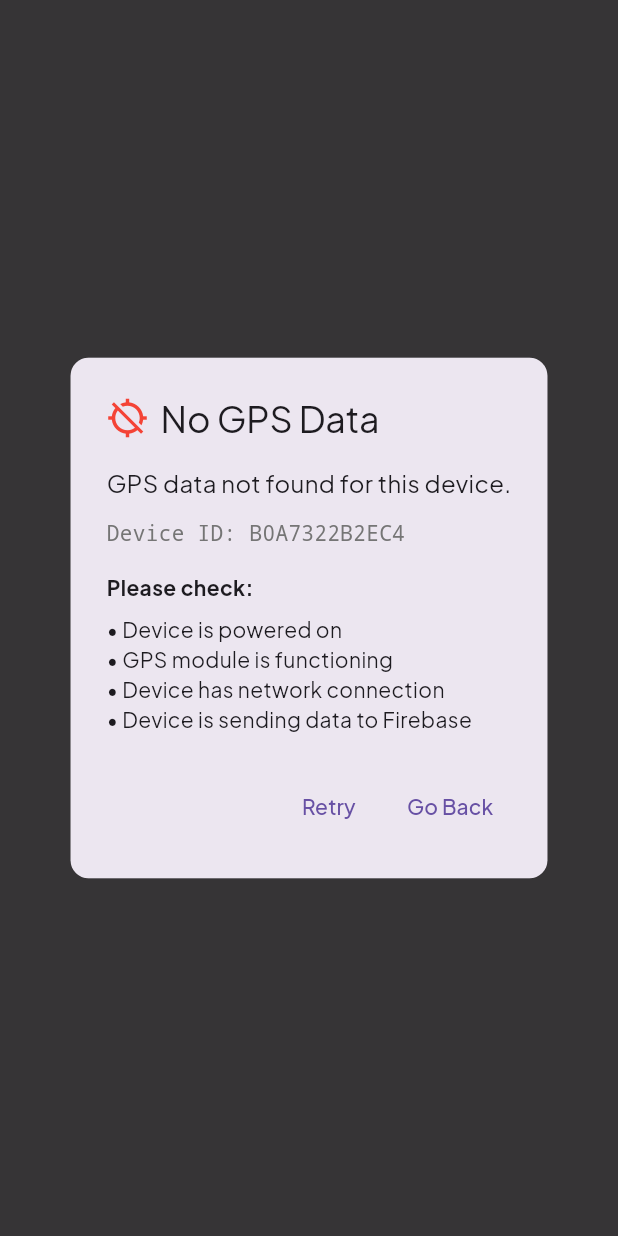
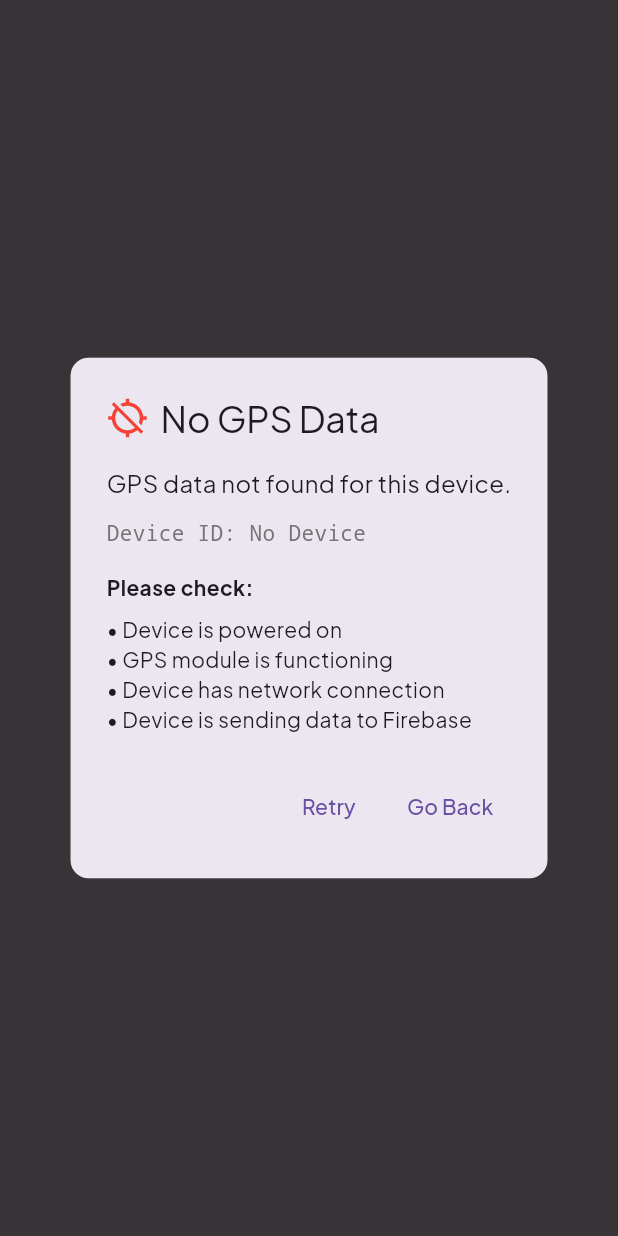
Before and after one commit to muhammadirfanabil/VelTr, a Flutter app: the screen it shows once a user with an empty profile is signed in, on a phone screen of 412 x 824 dp. Run offline on Flutter 3.47's test engine with Material 3 defaults, Android fonts, the phone set to English and light mode, and no system bars; our stand-ins replace cloud_firestore, firebase_auth, firebase_core, firebase_database, firebase_messaging, flutter_map and 6 more; accounts and stored records are empty.

Commit message:
changes some UI

```diff
--- a/lib/main.dart
+++ b/lib/main.dart
@@ -69,7 +69,7 @@ class MyApp extends StatelessWidget {
           final args =
               ModalRoute.of(context)?.settings.arguments
                   as Map<String, dynamic>?;
-          final deviceId = args?['deviceId'] as String? ?? 'B0A7322B2EC4';
+          final deviceId = args?['deviceId'] as String? ?? 'No Device';
           return DeviceListScreen(deviceId: deviceId);
         },
         '/notifications': (context) => const NotificationsScreen(),
@@ -98,9 +98,7 @@ class MyApp extends StatelessWidget {
             return const LoginScreen();
           }
 
-          return const GPSMapScreen(deviceId: 'B0A7322B2EC4');
-
-          // return const GPSMapScreen(deviceId: 'B0A7322B2EC4');
+          return const GPSMapScreen(deviceId: 'No Device');
         },
       ),
     );
--- a/lib/models/Device/device.dart
+++ b/lib/models/Device/device.dart
@@ -2,7 +2,7 @@ import 'package:cloud_firestore/cloud_firestore.dart';
 
 /// Represents a GPS device entity with its properties and database interactions.
 class Device {
-  final String id; // Device ID (e.g., "B0A7322B2EC4")
+  final String id;
   final String name; // Human-readable name for the device
   final String? ownerId; // Reference to user ID (can be null if unassigned)
   final String?
```
Also changed, not shown: 1 other file.
